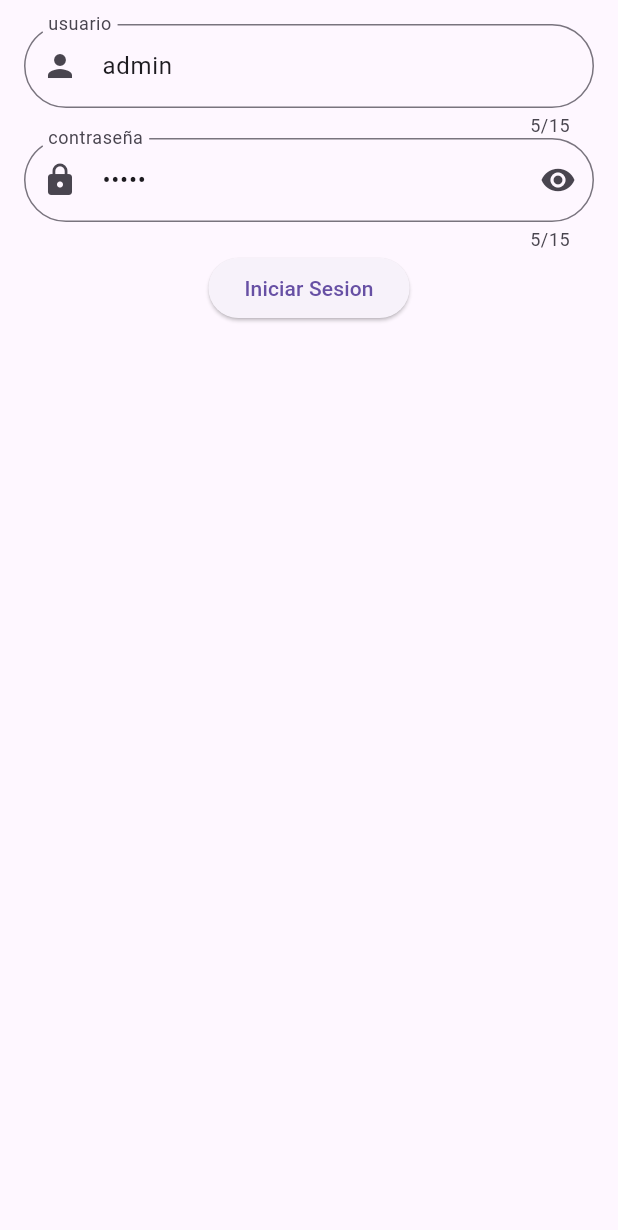
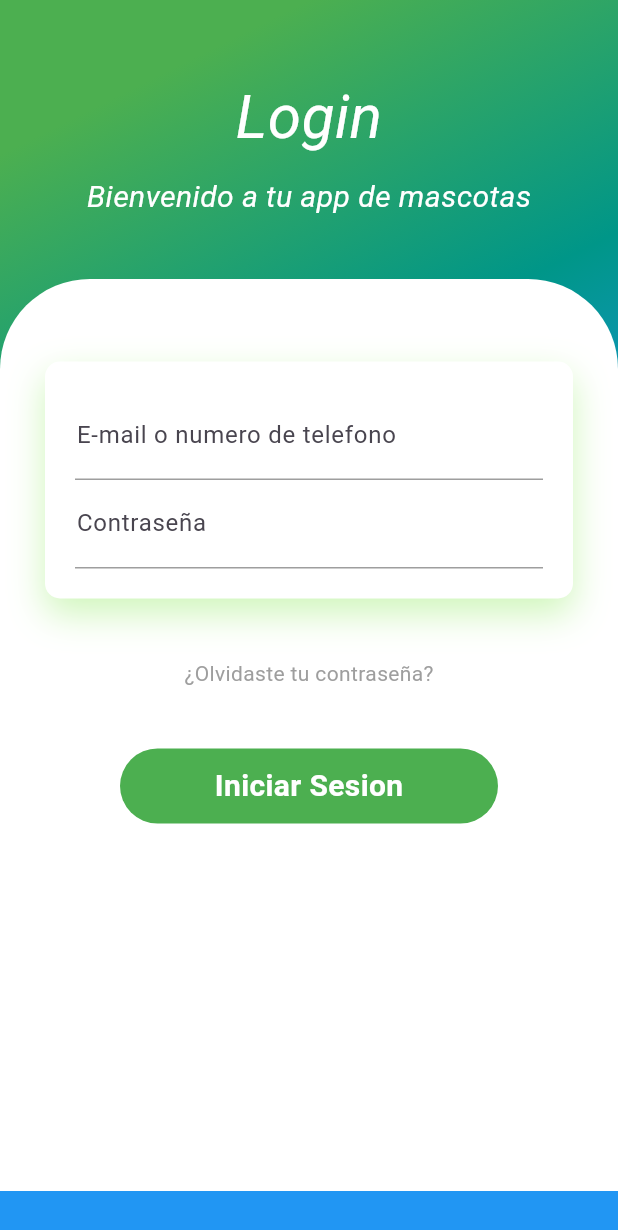
Before and after one commit to Carlos85349/project, a Flutter app: the screen it shows after launch, on a phone screen of 412 x 824 dp. Shown: the top 1230 px of the screen. Run offline on Flutter 3.47's test engine with Material 3 defaults, Android fonts, the phone set to English and light mode, and no system bars.

Commit message:
Parte del diseño de loginpage

```diff
--- a/lib/main.dart
+++ b/lib/main.dart
@@ -2,11 +2,11 @@ import 'package:flutter/material.dart';
 import 'package:myapp/src/pages/login_page.dart';
 
 void main() {
-  runApp(const MyApp());
+  runApp(MyApp());
 }
 
 class MyApp extends StatelessWidget {
-  const MyApp({Key? key}) : super(key: key);
+  MyApp({Key? key}) : super(key: key);
 
   @override
   Widget build(BuildContext context) {
--- a/lib/src/pages/login_page.dart
+++ b/lib/src/pages/login_page.dart
@@ -2,38 +2,107 @@ import 'package:flutter/material.dart';
 import 'package:myapp/src/widgets/custom_input.dart';
 
 class LoginPage extends StatelessWidget {
-  LoginPage({super.key});
-
-  final userController = TextEditingController(text: 'admin');
-  final passwordController = TextEditingController(text: 'admon');
-
+  const LoginPage({super.key});
   @override
   Widget build(BuildContext context) {
     return Scaffold(
-      body: SafeArea(
-        child: Padding(
-          padding: const EdgeInsets.all(16),
-          child: Column(
-            children: [
-              CustomInput(
-                title: 'usuario',
-                userController: userController,
-                iconPrefix: Icons.person,
+      body: Container(
+        padding: EdgeInsets.symmetric(vertical: 30),
+        width: double.infinity,
+        decoration: const BoxDecoration(
+            gradient: LinearGradient(begin: Alignment.topCenter, colors: [
+          Colors.green,
+          Colors.teal,
+          Colors.blue,
+        ])),
+        child: Column(
+          children: <Widget>[
+            Padding(
+              padding: EdgeInsets.all(20),
+              child: Column(
+                children: <Widget>[
+                  Text(
+                    "Login",
+                    style: TextStyle(color: Colors.white, fontSize: 40, fontStyle: FontStyle.italic),
+                  ),
+                  SizedBox(
+                    height: 10,
+                  ),
+                  Text(
+                    "Bienvenido a tu app de mascotas",
+                    style: TextStyle(color: Colors.white, fontSize: 20, fontStyle: FontStyle.italic),
+                  )
+                ],
               ),
-              CustomInput(
-                title: 'contraseña',
-                userController: passwordController,
-                keyboardType: TextInputType.visiblePassword,
-                iconPrefix: Icons.lock,
-                iconSuffix: Icons.remove_red_eye,
+            ),
+            SizedBox(
+              height: 20,
+            ),
+            Expanded(
+              child: Container(
+                decoration: BoxDecoration(
+                  color: Colors.white,
+                  borderRadius: BorderRadius.only(
+                      topLeft: Radius.circular(60),
+                      topRight: Radius.circular(60)),
+                ),
+                child: Padding(
+                  padding: EdgeInsets.all(30),
+                  child: Column(
+                    children: <Widget>[
+                      SizedBox(
+                        height: 25,
+                      ),
+                      Container(
+                          padding: EdgeInsets.all(20),
+                          decoration: BoxDecoration(
+                              color: Colors.white,
+                              borderRadius: BorderRadius.circular(10),
+                              boxShadow: [
+                                BoxShadow(
+                                  color: Color.fromRGBO(95, 225, 27, .3),
+                                  blurRadius: 20,
+                                  offset: Offset(0, 10),
+                                )
+                              ]),
+                          child: Column(
+                            children: <Widget>[
+                              CustomInput(title: 'E-mail o numero de telefono'),
+                              CustomInput(title: 'Contraseña'),
+                            ],
+                          )),
+                      SizedBox(
+                        height: 40,
+                      ),
+                      Text(
+                        '¿Olvidaste tu contraseña?',
+                        style: TextStyle(color: Colors.grey),
+                      ),
+                      SizedBox(
+                        height: 40,
+                      ),
+                      Container(
+                        height: 50,
+                        margin: EdgeInsets.symmetric(horizontal: 50),
+                        decoration: BoxDecoration(
+                            borderRadius: BorderRadius.circular(50),
+                            color: Colors.green),
+                        child: Center(
+                          child: Text(
+                            'Iniciar Sesion',
+                            style: TextStyle(
+                                color: Colors.white,
+                                fontWeight: FontWeight.bold,
+                                fontSize: 20),
+                          ),
+                        ),
+                      )
+                    ],
+                  ),
+                ),
               ),
-              ElevatedButton(
-                onPressed: () {
-                },
-                child: const Text('Iniciar Sesion'),
-              )
-            ],
-          ),
+            )
+          ],
         ),
       ),
     );
--- a/lib/src/widgets/custom_input.dart
+++ b/lib/src/widgets/custom_input.dart
@@ -3,37 +3,26 @@ import 'package:flutter/material.dart';
 class CustomInput extends StatelessWidget {
   const CustomInput({
     super.key,
-    required this.userController,
     required this.title,
-    this.keyboardType = TextInputType.text,
-    this.iconPrefix,
-    this.iconSuffix,
   });
 
-  final TextEditingController userController;
   final String title;
-  final TextInputType keyboardType;
-  final IconData? iconPrefix;
-  final IconData? iconSuffix;
 
   @override
   Widget build(BuildContext context) {
-    return TextField(
-      controller: userController,
-      keyboardType: keyboardType,
-      obscureText: keyboardType == TextInputType.visiblePassword,
-      decoration: InputDecoration(
-          hintText: 'Ingrese su $title',
-          label: Text(title),
-          border: const OutlineInputBorder(
-            borderRadius: BorderRadius.all(
-              Radius.circular(1000),
+    return Container(
+      padding: EdgeInsets.all(1),
+      decoration: BoxDecoration(
+        border: Border(bottom: BorderSide(color: Colors.grey))
+      ),
+      child: TextField(
+        decoration: InputDecoration(
+            hintText: title,
+            hintStyle: TextStyle(color: Colors.grey),
+            label: Text(title),
+            border: InputBorder.none,
             ),
-          ),
-          prefixIcon: iconPrefix != null ? Icon(iconPrefix) : null,
-          suffixIcon: iconSuffix != null ? Icon(iconSuffix) : null,
-          ),
-      maxLength: 15,
+      ),
     );
   }
 }
```
